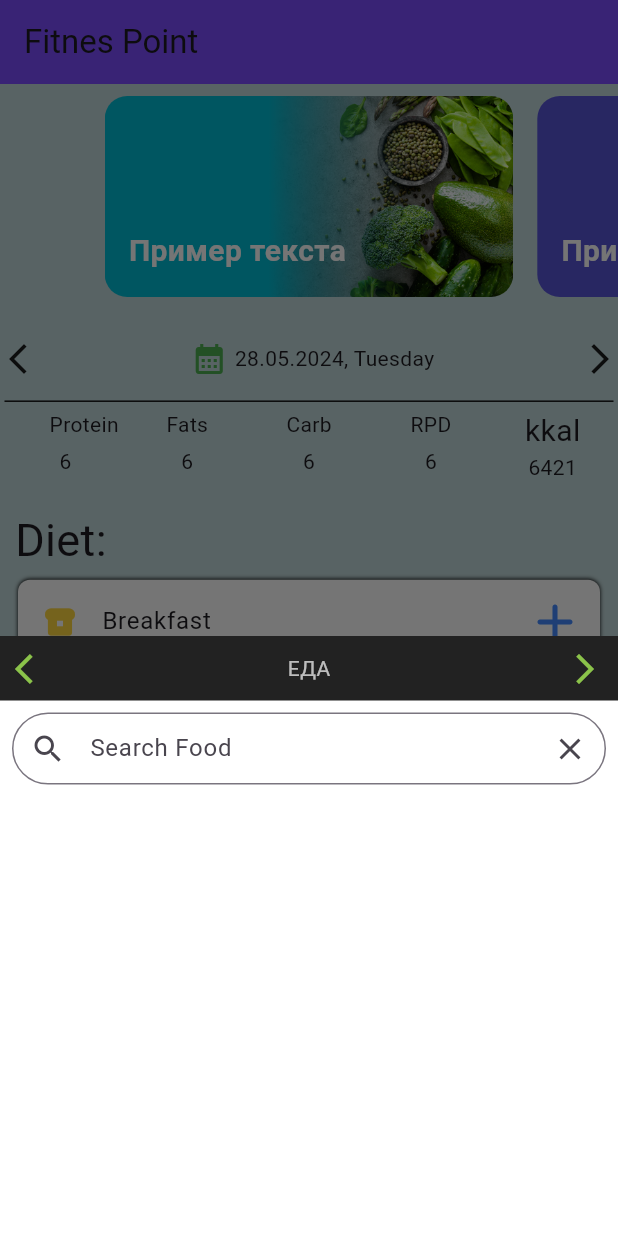
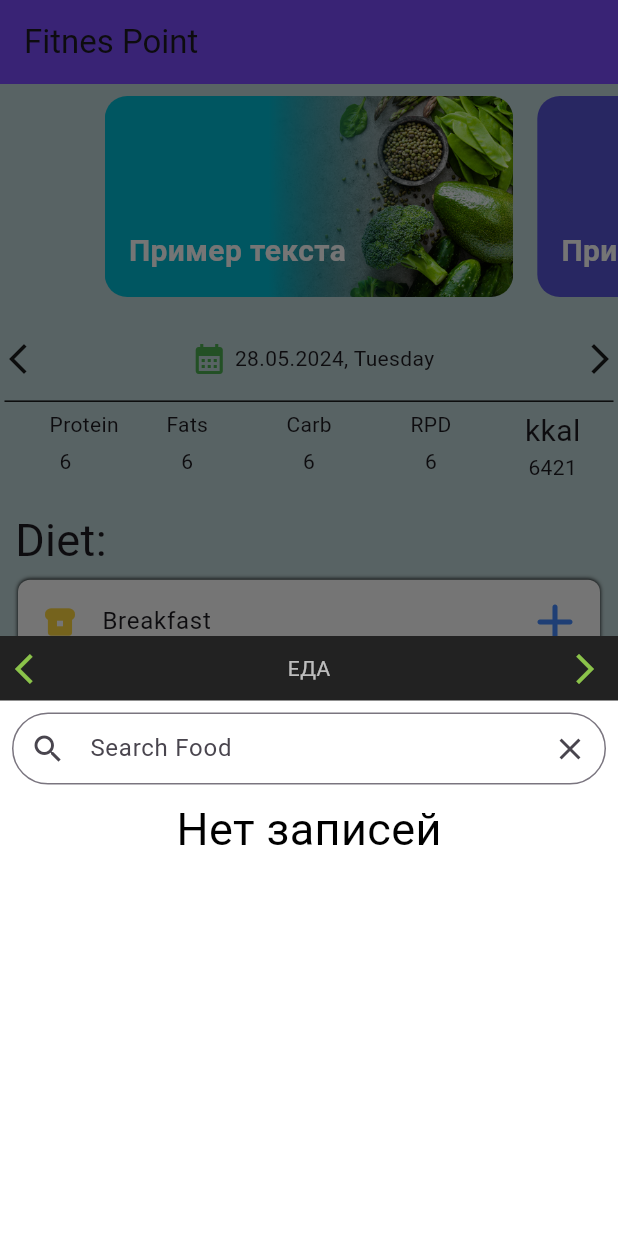
Before and after one commit to Rusk0m/Fitnes-Point, a Flutter app: the screen it shows after launch, after a tap on "Breakfast", on a phone screen of 412 x 824 dp. Run offline on Flutter 3.47's test engine with Material 3 defaults, Android fonts, the phone set to English and light mode, and no system bars; drawn by our look-alikes of syncfusion_flutter_gauges; our stand-ins replace cloud_firestore, firebase_core, google_fonts; missing offline and left inert: dart:ffi, orm; accounts and stored records are empty.

Commit message:
Update meall_card.dart

```diff
--- a/fitnes_point/lib/widgets/meall_card.dart
+++ b/fitnes_point/lib/widgets/meall_card.dart
@@ -1,12 +1,17 @@
+import 'package:cloud_firestore/cloud_firestore.dart';
 import 'package:fitnes_point/widgets/my_search_bar.dart';
 import 'package:flutter/material.dart';
-import 'package:flutter/widgets.dart';
 import 'package:flutter/widgets.dart';
 import 'package:fitnes_point/theme/app_colors.dart';
 import 'package:fitnes_point/theme/app_text_styles.dart';
 
 class MealCard extends StatefulWidget {
-  const MealCard({Key? key, required this.title, this.subtitle, required this.icon, required this.iconColor})
+  const MealCard(
+      {Key? key,
+        required this.title,
+        this.subtitle,
+        required this.icon,
+        required this.iconColor})
       : super(key: key);
 
   final String title;
@@ -19,8 +24,6 @@ class MealCard extends StatefulWidget {
 }
 
 class _MealCardState extends State<MealCard> {
-
-
   @override
   Widget build(BuildContext context) {
     return GestureDetector(
@@ -40,10 +43,9 @@ class _MealCardState extends State<MealCard> {
                     child: const Row(
                       mainAxisAlignment: MainAxisAlignment.spaceBetween,
                       children: [
-
                         Icon(Icons.arrow_back_ios, color: Colors.lightGreen,),
                         Text('ЕДА', style: TextStyle(color: Colors.white70),),
-                          Icon(Icons.arrow_forward_ios, color: Colors.lightGreen,),
+                        Icon(Icons.arrow_forward_ios,color: Colors.lightGreen,),
                       ],
                     ),
                   ),
@@ -51,10 +53,43 @@ class _MealCardState extends State<MealCard> {
                     padding: const EdgeInsets.all(8.0),
                     child: MySearchBar(),
                   ),
+                  Expanded(
+                    child: StreamBuilder(
+                      stream: FirebaseFirestore.instance.collection('product').snapshots(),
+                      builder: (BuildContext context, AsyncSnapshot<QuerySnapshot> snapshot) {
+                        if (snapshot.connectionState == ConnectionState.waiting) {
+                          return Center(child: CircularProgressIndicator());
+                        }
+                        if (!snapshot.hasData || snapshot.data!.docs.isEmpty) {
+                          return const Text(
+                            'Нет записей',
+                            style: TextStyle(
+                              fontSize: 30,
+                              color: Colors.black, // Changed to black for better visibility
+                            ),
+                          );
+                        }
+                        return ListView.builder(
+                          shrinkWrap: true,
+                          itemCount: snapshot.data!.docs.length,
+                          itemBuilder: (BuildContext context, int index) {
+                            return Card(
+                              key: Key(snapshot.data!.docs[index].id),
+                              child: ListTile(
+                                title: Text(snapshot.data!.docs[index].get('name')),
+
+                              ),
+                            );
+                          },
+                        );
+                      },
+                    ),
+                  ),
                 ],
               ),
             );
-            });
+          },
+        );
       },
       child: Padding(
         padding: const EdgeInsets.symmetric(vertical: 5, horizontal: 12),
@@ -73,7 +108,10 @@ class _MealCardState extends State<MealCard> {
             children: [
               Flexible(
                 child: ListTile(
-                  leading: Icon(widget.icon, color: widget.iconColor,),
+                  leading: Icon(
+                    widget.icon,
+                    color: widget.iconColor,
+                  ),
                   title: Text(widget.title),
                   subtitle: widget.subtitle != null ? Text(widget.subtitle!) : null,
                 ),
@@ -82,7 +120,11 @@ class _MealCardState extends State<MealCard> {
                 alignment: Alignment.centerRight,
                 child: Padding(
                   padding: EdgeInsets.only(right: 10),
-                  child: Icon(Icons.add_rounded, color: Colors.blueAccent, size: 40,),
+                  child: Icon(
+                    Icons.add_rounded,
+                    color: Colors.blueAccent,
+                    size: 40,
+                  ),
                 ),
               ),
             ],
```
Lines whose indentation alone changed are shown as unchanged.
